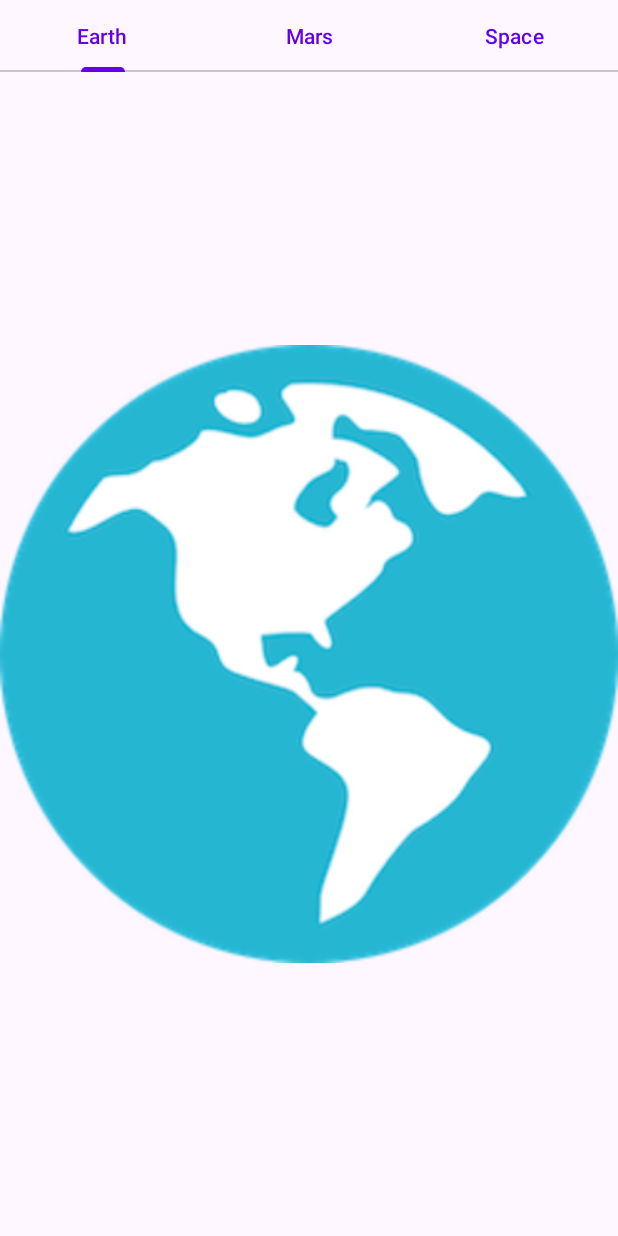
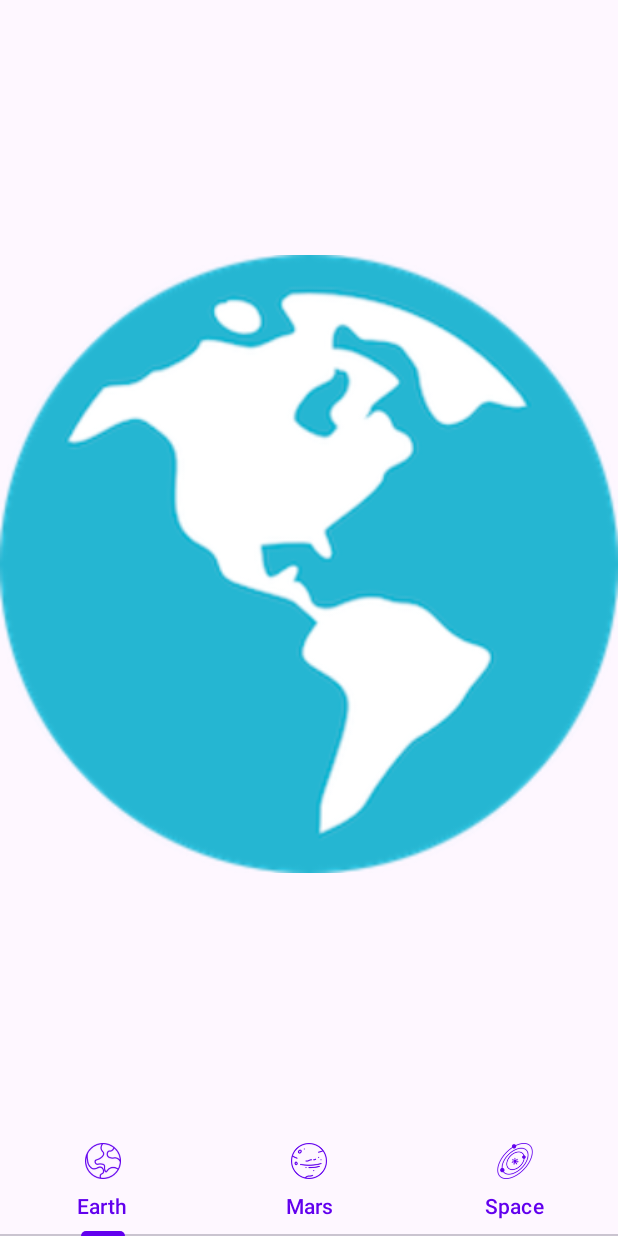
Before and after one commit to IiuliiaP/MaterialDesign, an Android app: the screen it shows after launch (ViewPagerActivity), after a tap on "favourite", on a phone screen of 412 x 824 dp. Run offline under Robolectric (Android 15) with nearby library versions, the phone set to English and light mode, and no system bars; pictures from the network do not load.

Commit message:
иконки для переключения tab layout

```diff
--- a/app/src/main/java/com/example/materialdesign/view/viewpager/ViewPagerActivity.kt
+++ b/app/src/main/java/com/example/materialdesign/view/viewpager/ViewPagerActivity.kt
@@ -14,5 +14,15 @@ class ViewPagerActivity : AppCompatActivity() {
         binding.viewPager.adapter = ViewPagerAdapter(supportFragmentManager)
         binding.tabLayoutViewPager.setupWithViewPager(binding.viewPager)
 
+        binding.tabLayoutViewPager.getTabAt(EARTH)?.setIcon(R.drawable.ic_earh)
+        binding.tabLayoutViewPager.getTabAt(MARS)?.setIcon(R.drawable.ic_mars)
+        binding.tabLayoutViewPager.getTabAt(SPACE)?.setIcon(R.drawable.ic_space)
+
+    }
+    companion object{
+        private const val EARTH = 0
+        private const val MARS = 1
+        private const val SPACE = 2
+
     }
 }
--- a/app/src/main/res/layout/activity_view_pager.xml
+++ b/app/src/main/res/layout/activity_view_pager.xml
@@ -1,23 +1,24 @@
 <?xml version="1.0" encoding="utf-8"?>
-<androidx.constraintlayout.widget.ConstraintLayout xmlns:android="http://schemas.android.com/apk/res/android"
+<LinearLayout xmlns:android="http://schemas.android.com/apk/res/android"
     xmlns:app="http://schemas.android.com/apk/res-auto"
     xmlns:tools="http://schemas.android.com/tools"
     android:layout_width="match_parent"
     android:layout_height="match_parent"
+    android:orientation="vertical"
     tools:context=".view.viewpager.ViewPagerActivity">
 
     <androidx.viewpager.widget.ViewPager
         android:id="@+id/viewPager"
         android:layout_width="match_parent"
-        android:layout_height="match_parent" >
+        android:layout_height="0dp"
+        android:layout_weight="1"/>
 
     <com.google.android.material.tabs.TabLayout
         android:id="@+id/tabLayoutViewPager"
         android:layout_width="match_parent"
-        android:layout_height="wrap_content"
-        app:tabGravity="fill"/>
-
-    </androidx.viewpager.widget.ViewPager>
+        android:layout_height="wrap_content" />
 
 
-</androidx.constraintlayout.widget.ConstraintLayout>
+
+
+</LinearLayout>
```
Also changed, not shown: app/src/main/res/drawable/ic_earh.png (added), app/src/main/res/drawable/ic_mars.png (added), app/src/main/res/drawable/ic_space.png (added).
